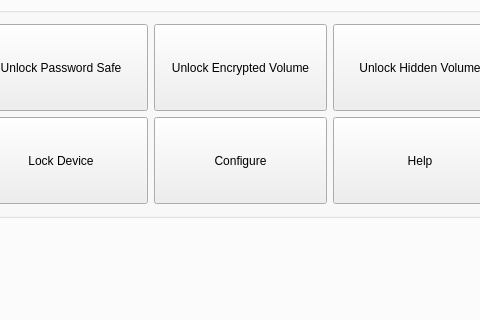
Nitrokey/nitrokey-app, file src/ui/mainwindow.ui: the form before one commit; both pictures show x 225 to 705 and y 248 to 568 of the 932 by 717 pixel window.
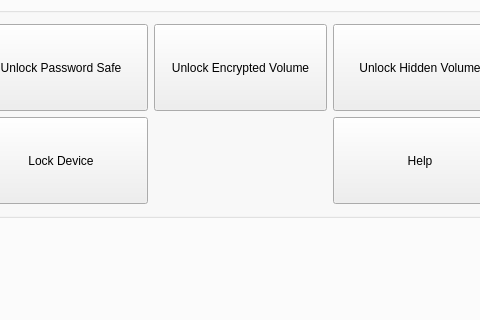
The form after the commit. The open tabs and pages were chosen to show the change. Icons and pictures are not drawn.

Commit message: Remove Configure button from the overview

Diff of the .ui file:
```diff
--- a/src/ui/mainwindow.ui
+++ b/src/ui/mainwindow.ui
@@ -175,26 +175,6 @@
              </property>
             </widget>
            </item>
-           <item row="1" column="1">
-            <widget class="QPushButton" name="btn_dial_configure">
-             <property name="sizePolicy">
-              <sizepolicy hsizetype="MinimumExpanding" vsizetype="MinimumExpanding">
-               <horstretch>0</horstretch>
-               <verstretch>0</verstretch>
-              </sizepolicy>
-             </property>
-             <property name="styleSheet">
-              <string notr="true">#upLeft { background-color: transparent; border-image: url(:/images/new/icon_safe.svg); background: none; border: none; background-repeat: none; }</string>
-             </property>
-             <property name="text">
-              <string>Configure</string>
-             </property>
-             <property name="icon">
-              <iconset resource="../../resources.qrc">
-               <normaloff>:/images/settings.png</normaloff>:/images/settings.png</iconset>
-             </property>
-            </widget>
-           </item>
            <item row="1" column="2">
             <widget class="QPushButton" name="btn_dial_help">
              <property name="sizePolicy">
```
Left out of the diff: 2 changed lines with no effect on the pictures. The commit also changes 1 other file.
